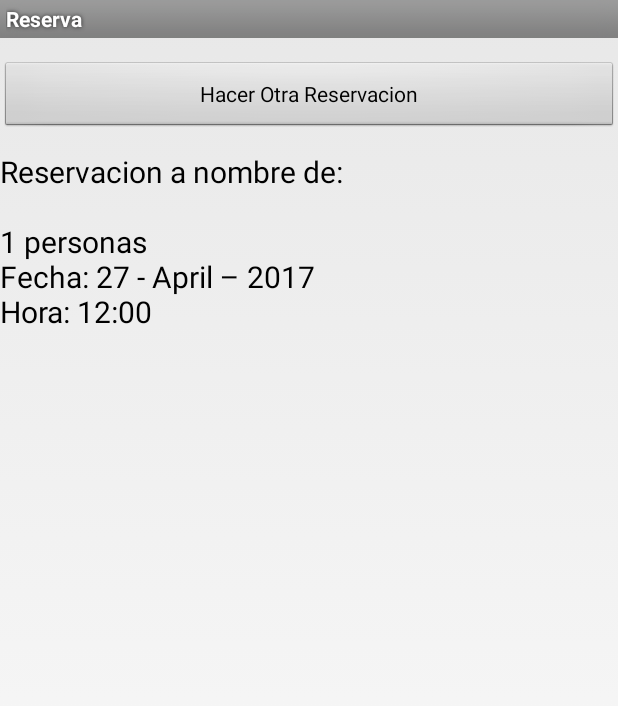
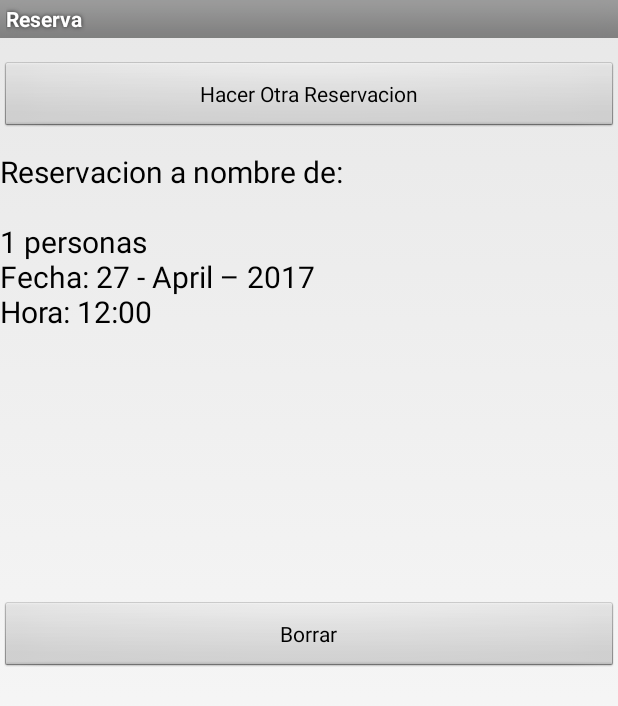
Before and after one commit to VaniaOY/P27_Almacenamiento, an Android app: the screen it shows after launch (Actividad2), after a tap on "Hacer Reservacion", on a phone screen of 412 x 824 dp. Shown: the top 706 px of the screen. Run offline under Robolectric (Android 15) with nearby library versions, the phone set to English and light mode, and no system bars.

Commit message:
Ahora con BD @emmanuel789

```diff
--- a/app/src/main/java/com/reserva/Actividad2.java
+++ b/app/src/main/java/com/reserva/Actividad2.java
@@ -26,6 +26,7 @@ public class Actividad2 extends Activity {
 	String nombre = "", fecha = "", hora = "";
 	int personas = 0;
 	TextView muestraDatos;
+    private String accion;
 
     @Override
 	protected void onCreate(Bundle savedInstanceState) {
@@ -41,27 +42,29 @@ public class Actividad2 extends Activity {
 		personas = recibe.getInt("personas");
 		fecha = recibe.getString("fecha");
 		hora = recibe.getString("hora");
+        accion = recibe.getString("indicador");
 
+		if(accion != "delete"){
             muestraDatos.setText("Reservacion a nombre de:\n" + nombre + "\n" + personas
                     + " personas\nFecha: " + fecha + "\nHora: " + hora + "\n");
+        }
 
-
+    if (accion == "insert") {
         // Ver registros de Reservacion.txt
         String ficheroo = "/data/data/com.reserva/files/Restaurant.txt";
-		File f=new File(ficheroo);
+        File f = new File(ficheroo);
         StringBuffer strContent = new StringBuffer("");
-		FileInputStream fis=null;
+        FileInputStream fis = null;
         int renglon;
         try {
-			fis=new FileInputStream(f);
+            fis = new FileInputStream(f);
 
             Toast.makeText(getApplicationContext(),
                     "Total del archivo (en bytes) : " + fis.available(),
                     Toast.LENGTH_LONG).show();
 
-			while((renglon =fis.read())!=-1)
-			{
-				strContent.append((char)renglon);
+            while ((renglon = fis.read()) != -1) {
+                strContent.append((char) renglon);
             }
             fis.close();
         } catch (FileNotFoundException e) {
@@ -77,11 +80,11 @@ public class Actividad2 extends Activity {
         //		Almacenamiento en Fichero en Memoria interna
         String fichero = "Restaurant.txt";
 
-		String texto = strContent + "\n\n Reserva: "+ nombre + " \n personas: " + personas + "  \n fecha: " + fecha + " \n hora:  " + hora ;
+        String texto = strContent + "\n\n Reserva: " + nombre + " \n personas: " + personas + "  \n fecha: " + fecha + " \n hora:  " + hora;
         FileOutputStream fos;
         try {
             fos = openFileOutput(fichero, Context.MODE_PRIVATE);
-			fos.write( texto.getBytes());
+            fos.write(texto.getBytes());
             fos.close();
         } catch (FileNotFoundException e) {
             Toast.makeText(getApplicationContext(),
@@ -92,7 +95,7 @@ public class Actividad2 extends Activity {
                     "Error en Insert " + e,
                     Toast.LENGTH_LONG).show();
         }
-
+    }
 
 		//Almacenamiento en Fichero en Memoria xterna
 
@@ -149,7 +152,7 @@ public class Actividad2 extends Activity {
 						"No ha sido posible ercribir el archivo" + e.toString(),
 						Toast.LENGTH_LONG).show();
 				Log.e("ERROR", "No ha sido posible ercribir el archivo" + e.toString());
-*/			}
+//			}
 
 			// Borramos el archivo
 //			file.delete();
@@ -170,7 +173,7 @@ public class Actividad2 extends Activity {
 
 		//Almacenamiento en BD
 		// Definimos el nombre de la base de datos
-/*		AuxiliarSQL sql = new AuxiliarSQL(this,"DB_Restaurant", null, 1);
+		AuxiliarSQL sql = new AuxiliarSQL(this,"DB_Restaurant", null, 1);
 		// Ocupamos la base para escribir
 		final SQLiteDatabase db = sql.getWritableDatabase();
 
@@ -179,11 +182,19 @@ public class Actividad2 extends Activity {
 		datos.put("Personas", personas);
 		datos.put("Fecha", fecha);
 		datos.put("Hora", hora);
-*/
+
 		// Si la "conexion" se realiza
-/*		if(db != null){
+		if(db != null){
 			try{
+                if (accion == "insert") {
                     db.insert("Reservacion", null, datos);
+                }   else {
+                    if (accion == "update") {
+                        db.update("Reservacion", datos, "Nombre='" + nombre+"'", null);
+                    } else {
+                        db.delete("Reservacion", "Nombre='" + nombre+"'", null);
+                    }
+                }
 
 			} catch (Exception e){
 				Toast.makeText(getApplicationContext(),
@@ -196,10 +207,24 @@ public class Actividad2 extends Activity {
 					Toast.LENGTH_LONG).show();
 		}
 	}
-*/
+
 	public void hacerOtraReserva(View v) {
 		Intent envia = new Intent(this, MainActivity.class);
 		finish();
 		startActivity(envia);
 	}
+
+    public void Borrar(View v) {
+        Intent envia = new Intent(this, Actividad2.class);
+        Bundle datos = new Bundle();
+        datos.putString("nombre", nombre);
+        datos.putInt("personas", personas);
+        datos.putString("fecha", fecha);
+        datos.putString("hora", hora);
+        datos.putString("indicador", "delete");
+        envia.putExtras(datos);
+        finish();
+        startActivity(envia);
     }
+
+}
--- a/app/src/main/java/com/reserva/AuxiliarSQL.java
+++ b/app/src/main/java/com/reserva/AuxiliarSQL.java
@@ -9,7 +9,9 @@ public class AuxiliarSQL extends SQLiteOpenHelper{
 
 	String SQL_Tabla = "CREATE TABLE Reservacion ("
 			+ "_id INTEGER PRIMARY KEY AUTOINCREMENT, " +
-			"Nombre TEXT, Personas INTEGER, Hora TEXT," +
+			"Nombre TEXT, " +
+			"Personas INTEGER, " +
+			"Hora TEXT," +
 			"Fecha TEXT)";
 
 	public AuxiliarSQL(Context context, String DBname,
--- a/app/src/main/java/com/reserva/MainActivity.java
+++ b/app/src/main/java/com/reserva/MainActivity.java
@@ -11,6 +11,7 @@ import java.text.SimpleDateFormat;
 import java.util.Calendar;
 import java.util.Date;
 
+import android.app.DownloadManager;
 import android.content.Context;
 import android.os.Bundle;
 import android.app.Activity;
@@ -33,6 +34,8 @@ import android.widget.TimePicker;
 import android.widget.SeekBar.OnSeekBarChangeListener;
 import android.widget.TextView;
 import android.widget.Toast;
+
+import static android.R.attr.name;
 
 public class MainActivity extends Activity implements OnSeekBarChangeListener,
 		OnClickListener, OnDateSetListener, OnTimeSetListener {
@@ -173,6 +176,20 @@ public class MainActivity extends Activity implements OnSeekBarChangeListener,
 		datos.putInt("personas", personas);
 		datos.putString("fecha", fechaSel);
 		datos.putString("hora", horaSel);
+		datos.putString("indicador", "insert");
+		envia.putExtras(datos);
+		finish();
+		startActivity(envia);
+	}
+
+	public void Modificar(View v) {
+		Intent envia = new Intent(this, Actividad2.class);
+		Bundle datos = new Bundle();
+		datos.putString("nombre", nombre.getText().toString().trim());
+		datos.putInt("personas", personas);
+		datos.putString("fecha", fechaSel);
+		datos.putString("hora", horaSel);
+		datos.putString("indicador", "update");
 		envia.putExtras(datos);
 		finish();
 		startActivity(envia);
@@ -270,7 +287,7 @@ public class MainActivity extends Activity implements OnSeekBarChangeListener,
 		final SQLiteDatabase db = sql.getWritableDatabase();
 		String[] campos = {"_id", "Nombre", "Personas", "Fecha", "Hora"};
  		query(String table, String[] columns, String selection, String[] selectionArgs, String groupBy, String having, String orderBy)
-		Query the given table, returning a Cursor over the result set.
+		DownloadManager.Query the given table, returning a Cursor over the result set.
 		Cursor selectAll = db.query("Reservacion", campos, null, null, null, null, null);
 
 		int Total = selectAll.getCount();
@@ -283,7 +300,7 @@ public class MainActivity extends Activity implements OnSeekBarChangeListener,
 					selectAll.getString(3) + "\n");
 		}
 		db.close();
+
 */
-
 	}
 }
--- a/app/src/main/res/layout/actividad2.xml
+++ b/app/src/main/res/layout/actividad2.xml
@@ -20,4 +20,14 @@
         android:onClick="hacerOtraReserva"
         android:text="Hacer Otra Reservacion" />
 
+    <Button
+        android:id="@+id/button"
+        android:layout_width="wrap_content"
+        android:layout_height="wrap_content"
+        android:layout_alignParentLeft="true"
+        android:layout_centerVertical="true"
+        android:onClick="Borrar"
+        android:text="Borrar"
+        android:layout_alignParentRight="true" />
+
 </RelativeLayout>
```
Also changed, not shown: app/src/main/res/layout/activity_main.xml (+9 -2 lines), 39 other files. Lines whose indentation alone changed are shown as unchanged.
